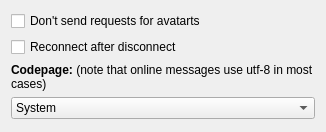
euroelessar/qutim, file oscar/src/ui/icqmainsettings.ui: the form before one commit.
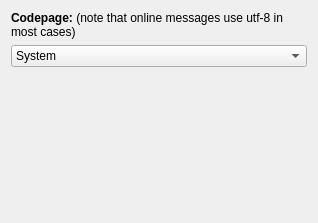
The form after the commit.

```diff
--- a/oscar/src/ui/icqmainsettings.ui
+++ b/oscar/src/ui/icqmainsettings.ui
@@ -6,28 +6,14 @@
    <rect>
     <x>0</x>
     <y>0</y>
-    <width>326</width>
-    <height>132</height>
+    <width>318</width>
+    <height>223</height>
    </rect>
   </property>
   <property name="windowTitle">
    <string>Form</string>
   </property>
   <layout class="QVBoxLayout" name="verticalLayout">
-   <item>
-    <widget class="QCheckBox" name="avatarBox">
-     <property name="text">
-      <string>Don't send requests for avatarts</string>
-     </property>
-    </widget>
-   </item>
-   <item>
-    <widget class="QCheckBox" name="reconnectBox">
-     <property name="text">
-      <string>Reconnect after disconnect</string>
-     </property>
-    </widget>
-   </item>
    <item>
     <widget class="QLabel" name="label">
      <property name="text">
@@ -344,8 +330,8 @@
      </property>
      <property name="sizeHint" stdset="0">
       <size>
-       <width>67</width>
-       <height>187</height>
+       <width>20</width>
+       <height>40</height>
       </size>
      </property>
     </spacer>
```
